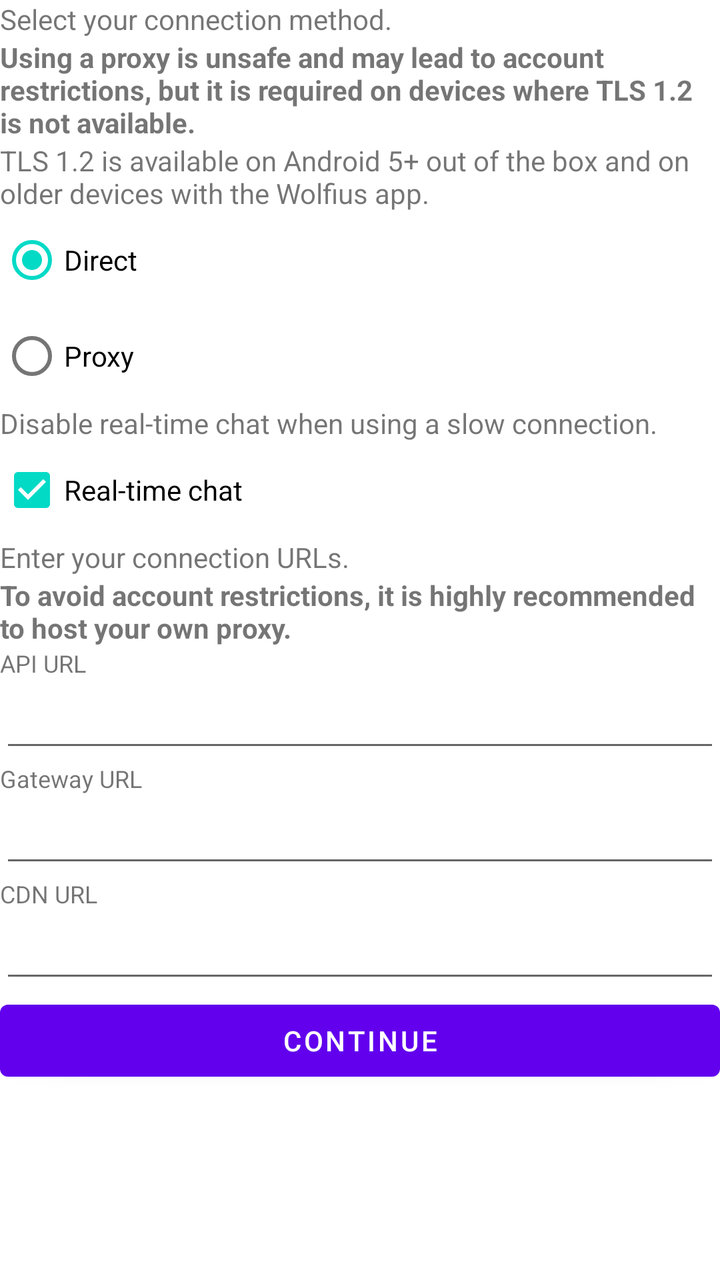
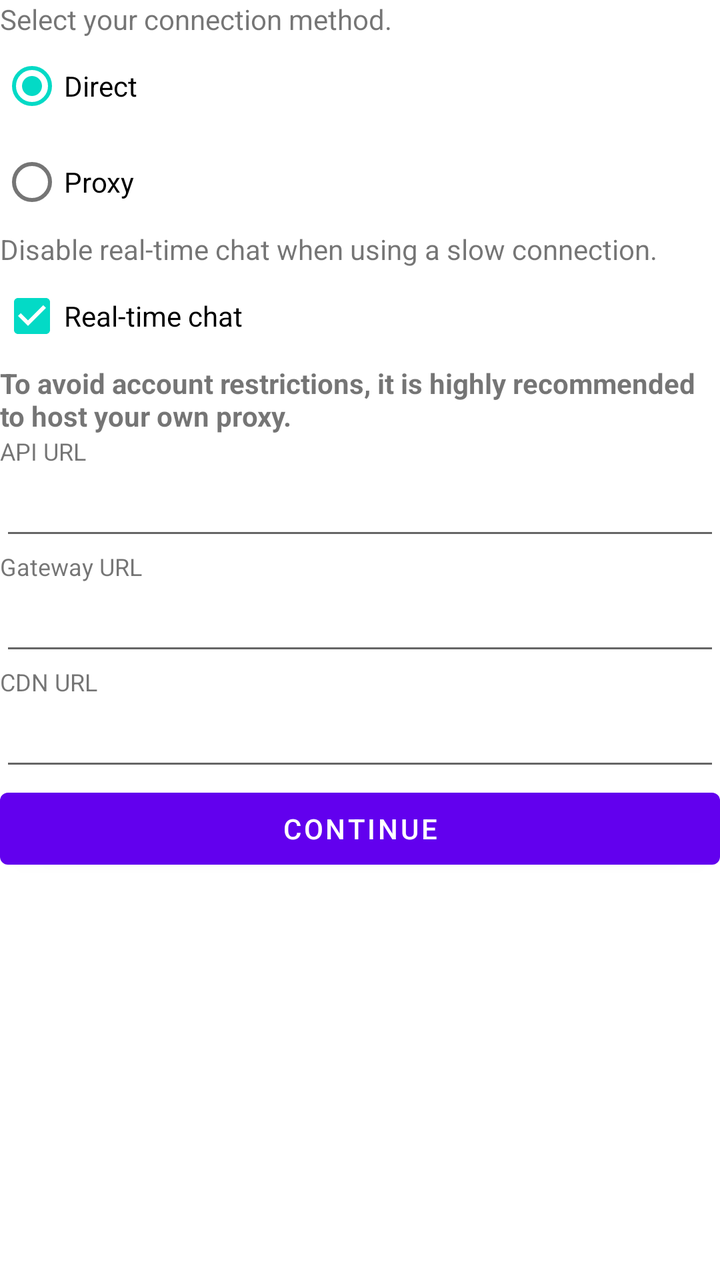

Two renders of the same Android screen: before a commit and after it. Below are the layout's source before the change and the commit's diff.
<!-- AndroidManifest.xml: fallback theme Theme.MaterialComponents.DayNight.NoActionBar -->
<!-- res/layout/connection.xml -->
<?xml version="1.0" encoding="utf-8"?>
<ScrollView xmlns:android="http://schemas.android.com/apk/res/android"
    android:layout_width="match_parent"
    android:layout_height="match_parent"
    android:orientation="vertical"
    android:scrollbarAlwaysDrawHorizontalTrack="false"
    android:scrollbarAlwaysDrawVerticalTrack="false">

        <LinearLayout
            android:layout_width="match_parent"
            android:layout_height="match_parent"
            android:orientation="vertical">

        <TextView
            android:id="@+id/textView5"
            android:layout_width="match_parent"
            android:layout_height="wrap_content"
            android:text="Select your connection method." />

        <TextView
            android:id="@+id/textView7"
            android:layout_width="match_parent"
            android:layout_height="wrap_content"
            android:text="Using a proxy is unsafe and may lead to account restrictions, but it is required on devices where TLS 1.2 is not available."
            android:textStyle="bold" />

        <TextView
            android:id="@+id/textView8"
            android:layout_width="match_parent"
            android:layout_height="wrap_content"
            android:text="TLS 1.2 is available on Android 5+ out of the box and on older devices with the Wolfius app." />

        <RadioGroup
            android:id="@+id/modeSelection"
            android:layout_width="match_parent"
            android:layout_height="wrap_content">

            <RadioButton
                android:id="@+id/directOption"
                android:layout_width="match_parent"
                android:layout_height="wrap_content"
                android:layout_weight="1"
                android:checked="true"
                android:text="Direct" />

            <RadioButton
                android:id="@+id/proxyOption"
                android:layout_width="wrap_content"
                android:layout_height="wrap_content"
                android:layout_weight="1"
                android:text="Proxy" />

        </RadioGroup>

        <TextView
            android:id="@+id/textView4"
            android:layout_width="match_parent"
            android:layout_height="wrap_content"
            android:text="Disable real-time chat when using a slow connection." />

        <CheckBox
            android:id="@+id/gatewayCheckBox"
            android:layout_width="match_parent"
            android:layout_height="wrap_content"
            android:checked="true"
            android:text="Real-time chat" />

        <LinearLayout
            android:id="@+id/proxySettings"
            android:layout_width="match_parent"
            android:layout_height="match_parent"
            android:layout_weight="1"
            android:orientation="vertical">

            <TextView
                android:id="@+id/textView9"
                android:layout_width="match_parent"
                android:layout_height="wrap_content"
                android:text="Enter your connection URLs. " />

            <TextView
                android:id="@+id/textView13"
                android:layout_width="match_parent"
                android:layout_height="wrap_content"
                android:text="To avoid account restrictions, it is highly recommended to host your own proxy."
                android:textStyle="bold" />

            <TextView
                android:id="@+id/textView10"
                android:layout_width="match_parent"
                android:layout_height="wrap_content"
                android:text="API URL"
                android:textSize="12sp" />

            <EditText
                android:id="@+id/apiUrlField"
                android:layout_width="match_parent"
                android:layout_height="wrap_content"
                android:ems="10"
                android:inputType="textUri"
                android:maxLines="1"
                android:singleLine="true" />

            <TextView
                android:id="@+id/textView12"
                android:layout_width="match_parent"
                android:layout_height="wrap_content"
                android:text="Gateway URL"
                android:textSize="12sp" />

            <EditText
                android:id="@+id/gatewayUrlField"
                android:layout_width="match_parent"
                android:layout_height="wrap_content"
                android:ems="10"
                android:inputType="textUri"
                android:maxLines="1"
                android:singleLine="true" />

            <TextView
                android:id="@+id/textView11"
                android:layout_width="match_parent"
                android:layout_height="wrap_content"
                android:text="CDN URL"
                android:textSize="12sp" />

            <EditText
                android:id="@+id/cdnUrlField"
                android:layout_width="match_parent"
                android:layout_height="wrap_content"
                android:ems="10"
                android:inputType="textUri"
                android:maxLines="1"
                android:singleLine="true" />

        </LinearLayout>

            <Button
                android:id="@+id/continueButton"
                android:layout_width="match_parent"
                android:layout_height="wrap_content"
                android:text="Continue" />

    </LinearLayout>

</ScrollView>
<!-- resources referenced by this layout -->
<resources>

</resources>

<!-- the commit's change to res/layout/connection.xml (unified diff, before → after) -->
@@ -15,20 +15,7 @@
             android:id="@+id/textView5"
             android:layout_width="match_parent"
             android:layout_height="wrap_content"
-            android:text="Select your connection method." />
-
-        <TextView
-            android:id="@+id/textView7"
-            android:layout_width="match_parent"
-            android:layout_height="wrap_content"
-            android:text="Using a proxy is unsafe and may lead to account restrictions, but it is required on devices where TLS 1.2 is not available."
-            android:textStyle="bold" />
-
-        <TextView
-            android:id="@+id/textView8"
-            android:layout_width="match_parent"
-            android:layout_height="wrap_content"
-            android:text="TLS 1.2 is available on Android 5+ out of the box and on older devices with the Wolfius app." />
+            android:text="@string/select_connection_method" />
 
         <RadioGroup
             android:id="@+id/modeSelection"
@@ -41,14 +28,14 @@
                 android:layout_height="wrap_content"
                 android:layout_weight="1"
                 android:checked="true"
-                android:text="Direct" />
+                android:text="@string/direct" />
 
             <RadioButton
                 android:id="@+id/proxyOption"
                 android:layout_width="wrap_content"
                 android:layout_height="wrap_content"
                 android:layout_weight="1"
-                android:text="Proxy" />
+                android:text="@string/proxy" />
 
         </RadioGroup>
 
@@ -56,14 +43,14 @@
             android:id="@+id/textView4"
             android:layout_width="match_parent"
             android:layout_height="wrap_content"
-            android:text="Disable real-time chat when using a slow connection." />
+            android:text="@string/disable_realtime_chat" />
 
         <CheckBox
             android:id="@+id/gatewayCheckBox"
             android:layout_width="match_parent"
             android:layout_height="wrap_content"
             android:checked="true"
-            android:text="Real-time chat" />
+            android:text="@string/realtime_chat" />
 
         <LinearLayout
             android:id="@+id/proxySettings"
@@ -73,23 +60,17 @@
             android:orientation="vertical">
 
             <TextView
-                android:id="@+id/textView9"
-                android:layout_width="match_parent"
-                android:layout_height="wrap_content"
-                android:text="Enter your connection URLs. " />
-
-            <TextView
                 android:id="@+id/textView13"
                 android:layout_width="match_parent"
                 android:layout_height="wrap_content"
-                android:text="To avoid account restrictions, it is highly recommended to host your own proxy."
+                android:text="@string/host_proxy"
                 android:textStyle="bold" />
 
             <TextView
                 android:id="@+id/textView10"
                 android:layout_width="match_parent"
                 android:layout_height="wrap_content"
-                android:text="API URL"
+                android:text="@string/api_url"
                 android:textSize="12sp" />
 
             <EditText
@@ -105,7 +86,7 @@
                 android:id="@+id/textView12"
                 android:layout_width="match_parent"
                 android:layout_height="wrap_content"
-                android:text="Gateway URL"
+                android:text="@string/gateway_url"
                 android:textSize="12sp" />
 
             <EditText
@@ -121,7 +102,7 @@
                 android:id="@+id/textView11"
                 android:layout_width="match_parent"
                 android:layout_height="wrap_content"
-                android:text="CDN URL"
+                android:text="@string/cdn_url"
                 android:textSize="12sp" />
 
             <EditText
@@ -139,7 +120,7 @@
                 android:id="@+id/continueButton"
                 android:layout_width="match_parent"
                 android:layout_height="wrap_content"
-                android:text="Continue" />
+                android:text="@string/action_continue" />
 
     </LinearLayout>
 
<!-- resource entries referenced after the edit -->
@@ -1,5 +1,14 @@
 <!-- resources referenced by this layout -->
 <resources>
-
+  <string name="action_continue">Continue</string>
+  <string name="api_url">API URL</string>
+  <string name="cdn_url">CDN URL</string>
+  <string name="direct">Direct</string>
+  <string name="disable_realtime_chat">Disable real-time chat when using a slow connection.</string>
+  <string name="gateway_url">Gateway URL</string>
+  <string name="host_proxy">To avoid account restrictions, it is highly recommended to host your own proxy.</string>
+  <string name="proxy">Proxy</string>
+  <string name="realtime_chat">Real-time chat</string>
+  <string name="select_connection_method">Select your connection method.</string>
 </resources>
 
